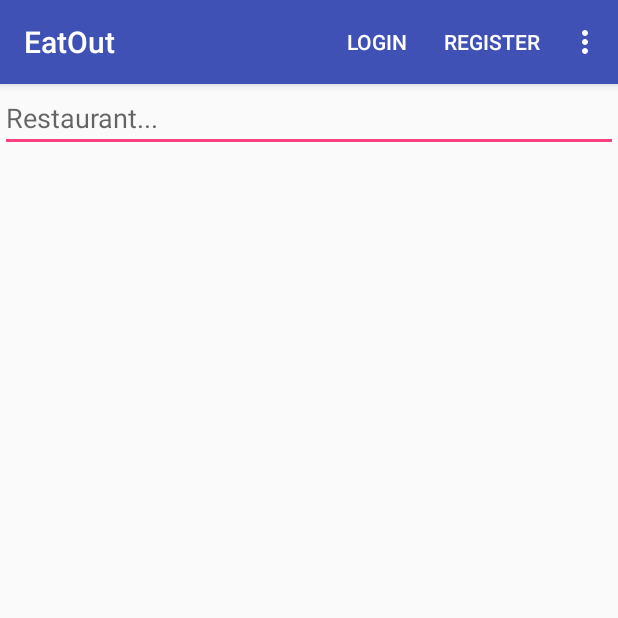
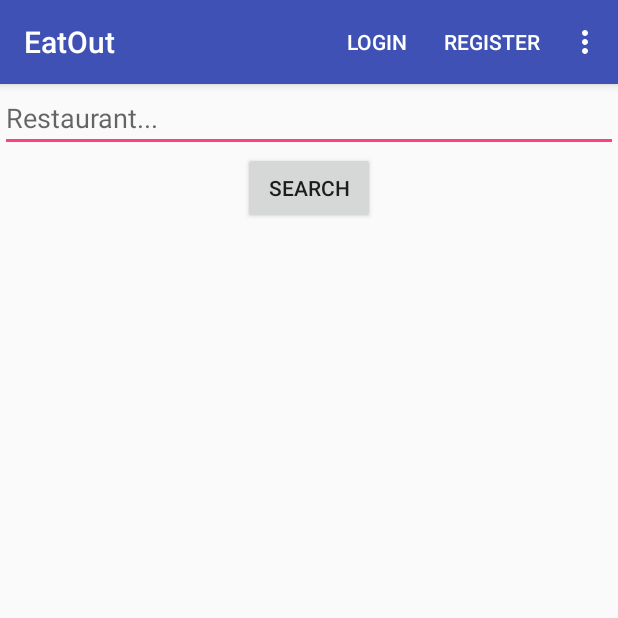
Before and after one commit to AvidRP/Eat-Out-Android-, an Android app: the screen it shows after launch (MainActivity), on a phone screen of 412 x 824 dp, the top half of it. Run offline under Robolectric (Android 15) with nearby library versions, the phone set to English and light mode, and no system bars.

Commit message:
Search Button Created

```diff
--- a/EatOut/app/src/main/res/layout/activity_main.xml
+++ b/EatOut/app/src/main/res/layout/activity_main.xml
@@ -11,7 +11,12 @@
         android:layout_height="wrap_content"
         android:hint="@string/editTextHint"
         android:id="@+id/editTextSearchQuery"/>
-
+    <Button
+        android:layout_width="wrap_content"
+        android:layout_height="wrap_content"
+        android:text="Search"
+        android:id="@+id/searchButton"
+        android:layout_gravity="center_horizontal|center_vertical"/>
     <ScrollView
         android:layout_width="match_parent"
         android:layout_height="wrap_content"
```
